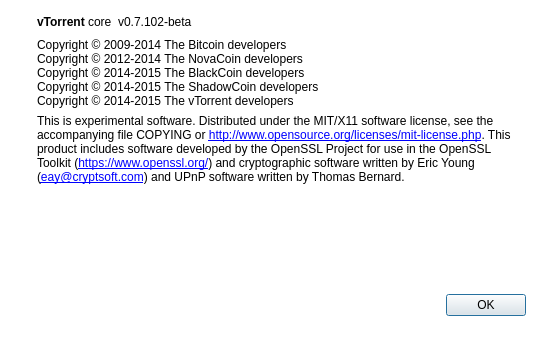
Qt form src/qt/forms/aboutdialog.ui (vtorrent/vTorrent-Client) before a commit.
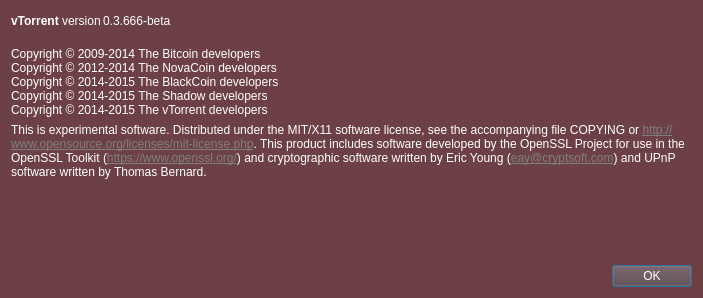
The same form after that commit. Icons and pictures are not drawn.

Commit message:
vTorrent-Client 0.8.1
Major release, please see release log

Patch:
```diff
--- a/src/qt/forms/aboutdialog.ui
+++ b/src/qt/forms/aboutdialog.ui
@@ -6,87 +6,32 @@
    <rect>
     <x>0</x>
     <y>0</y>
-    <width>550</width>
-    <height>340</height>
+    <width>703</width>
+    <height>298</height>
    </rect>
   </property>
-  <property name="minimumSize">
-   <size>
-    <width>550</width>
-    <height>340</height>
-   </size>
-  </property>
-  <property name="maximumSize">
-   <size>
-    <width>550</width>
-    <height>340</height>
-   </size>
-  </property>
   <property name="windowTitle">
    <string>About vTorrent</string>
   </property>
   <property name="styleSheet">
-   <string notr="true">#AboutDialog { background-color: rgb(255, 255, 255); }</string>
+   <string notr="true">background-color: #6d4045;
+color: rgb(255, 255, 255);</string>
   </property>
   <layout class="QHBoxLayout" name="horizontalLayout_2">
-   <property name="leftMargin">
-    <number>12</number>
-   </property>
-   <property name="topMargin">
-    <number>12</number>
-   </property>
-   <property name="rightMargin">
-    <number>12</number>
-   </property>
-   <property name="bottomMargin">
-    <number>12</number>
-   </property>
    <item>
-    <widget class="QLabel" name="label_4">
-     <property name="sizePolicy">
-      <sizepolicy hsizetype="Preferred" vsizetype="Ignored">
-       <horstretch>0</horstretch>
-       <verstretch>0</verstretch>
-      </sizepolicy>
-     </property>
-     <property name="autoFillBackground">
-      <bool>false</bool>
-     </property>
-     <property name="styleSheet">
-      <string notr="true"/>
-     </property>
-     <property name="pixmap">
-      <pixmap resource="../bitcoin.qrc">:/images/about</pixmap>
-     </property>
-     <property name="alignment">
-      <set>Qt::AlignLeading|Qt::AlignLeft|Qt::AlignTop</set>
-     </property>
-    </widget>
-   </item>
-   <item>
-    <widget class="QFrame" name="frame">
      <layout class="QVBoxLayout" name="verticalLayout_2">
-      <property name="leftMargin">
-       <number>12</number>
-      </property>
-      <property name="topMargin">
-       <number>0</number>
-      </property>
-      <property name="rightMargin">
-       <number>12</number>
-      </property>
-      <property name="bottomMargin">
-       <number>12</number>
-      </property>
       <item>
        <layout class="QHBoxLayout" name="horizontalLayout">
+       <property name="spacing">
+        <number>2</number>
+       </property>
         <item>
          <widget class="QLabel" name="label">
           <property name="cursor">
            <cursorShape>IBeamCursor</cursorShape>
           </property>
           <property name="text">
-           <string>&lt;b&gt;vTorrent&lt;/b&gt; core</string>
+          <string>&lt;b&gt;vTorrent&lt;/b&gt; version</string>
           </property>
           <property name="textInteractionFlags">
            <set>Qt::LinksAccessibleByMouse|Qt::TextSelectableByKeyboard|Qt::TextSelectableByMouse</set>
@@ -99,7 +44,7 @@
            <cursorShape>IBeamCursor</cursorShape>
           </property>
           <property name="text">
-           <string notr="true">v0.7.102-beta</string>
+          <string notr="true">0.3.666-beta</string>
           </property>
           <property name="textInteractionFlags">
            <set>Qt::LinksAccessibleByMouse|Qt::TextSelectableByKeyboard|Qt::TextSelectableByMouse</set>
@@ -122,21 +67,40 @@
        </layout>
       </item>
       <item>
+      <layout class="QHBoxLayout" name="horizontalLayout_3">
+       <property name="topMargin">
+        <number>10</number>
+       </property>
+       <item>
        <widget class="QLabel" name="copyrightLabel">
         <property name="cursor">
          <cursorShape>IBeamCursor</cursorShape>
         </property>
         <property name="text">
-         <string>Copyright © 2009-2014 The Bitcoin developers
-Copyright © 2012-2014 The NovaCoin developers
-Copyright © 2014-2015 The BlackCoin developers
-Copyright © 2014-2015 The ShadowCoin developers
-Copyright © 2014-2015 The vTorrent developers</string>
+          <string>&lt;html&gt;&lt;head/&gt;&lt;body&gt;&lt;p&gt;Copyright © 2009-2014 The Bitcoin developers&lt;br/&gt;Copyright © 2012-2014 The NovaCoin developers&lt;br/&gt;Copyright © 2014-2015 The BlackCoin developers&lt;br/&gt;Copyright © 2014-2015 The Shadow developers&lt;br/&gt;Copyright © 2014-2015 The vTorrent developers&lt;/p&gt;&lt;/body&gt;&lt;/html&gt;</string>
         </property>
         <property name="textInteractionFlags">
          <set>Qt::LinksAccessibleByMouse|Qt::TextSelectableByKeyboard|Qt::TextSelectableByMouse</set>
         </property>
        </widget>
+       </item>
+       <item>
+        <widget class="QLabel" name="label_4">
+         <property name="sizePolicy">
+          <sizepolicy hsizetype="Preferred" vsizetype="Ignored">
+           <horstretch>0</horstretch>
+           <verstretch>0</verstretch>
+          </sizepolicy>
+         </property>
+         <property name="pixmap">
+          <pixmap resource="../../../vtorrent.qrc">:/images/vtr-vertical</pixmap>
+         </property>
+         <property name="alignment">
+          <set>Qt::AlignRight|Qt::AlignTop|Qt::AlignTrailing</set>
+         </property>
+        </widget>
+       </item>
+      </layout>
       </item>
       <item>
        <widget class="QLabel" name="label_2">
@@ -147,9 +111,9 @@
          <string>
 This is experimental software.
 
-Distributed under the MIT/X11 software license, see the accompanying file COPYING or &lt;a href=&quot;http://www.opensource.org/licenses/mit-license.php&quot;&gt;http://www.opensource.org/licenses/mit-license.php&lt;/a&gt;.
+Distributed under the MIT/X11 software license, see the accompanying file COPYING or &lt;a href=&quot;http://www.opensource.org/licenses/mit-license.php&quot;style=&quot;color: grey;&quot;&gt;http://www.opensource.org/licenses/mit-license.php&lt;/a&gt;.
 
-This product includes software developed by the OpenSSL Project for use in the OpenSSL Toolkit (&lt;a href=&quot;https://www.openssl.org/&quot;&gt;https://www.openssl.org/&lt;/a&gt;) and cryptographic software written by Eric Young (&lt;a href=&quot;mailto:eay@cryptsoft.com&quot;&gt;eay@cryptsoft.com&lt;/a&gt;) and UPnP software written by Thomas Bernard.</string>
+This product includes software developed by the OpenSSL Project for use in the OpenSSL Toolkit (&lt;a href=&quot;https://www.openssl.org/&quot;style=&quot;color: grey;&quot;&gt;https://www.openssl.org/&lt;/a&gt;) and cryptographic software written by Eric Young (&lt;a href=&quot;mailto:eay@cryptsoft.com&quot;style=&quot;color: grey;&quot;&gt;eay@cryptsoft.com&lt;/a&gt;) and UPnP software written by Thomas Bernard.</string>
         </property>
         <property name="textFormat">
          <enum>Qt::RichText</enum>
@@ -177,6 +141,9 @@
       </item>
       <item>
        <widget class="QDialogButtonBox" name="buttonBox">
+       <property name="styleSheet">
+        <string notr="true">background-color: rgb(92, 61, 62);</string>
+       </property>
         <property name="orientation">
          <enum>Qt::Horizontal</enum>
         </property>
@@ -186,7 +153,6 @@
        </widget>
       </item>
      </layout>
-    </widget>
    </item>
   </layout>
  </widget>
```
Left out of the diff: 37 changed lines with no effect on the pictures. Lines whose indentation alone changed are shown as unchanged. The commit also changes 631 other files.
